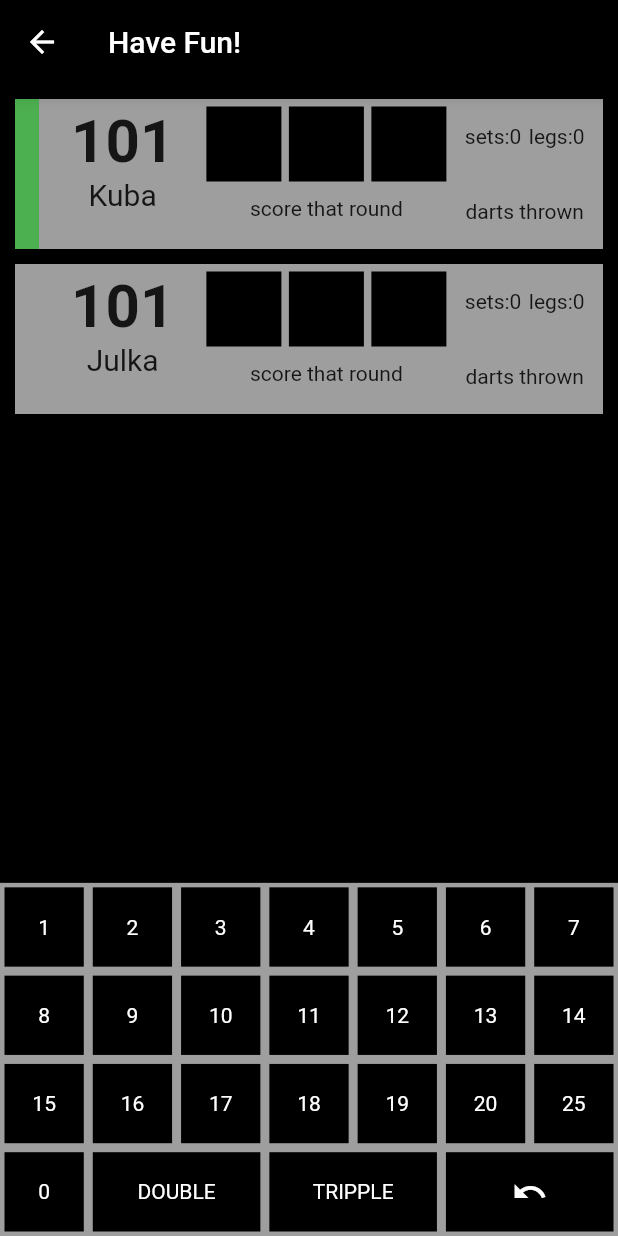
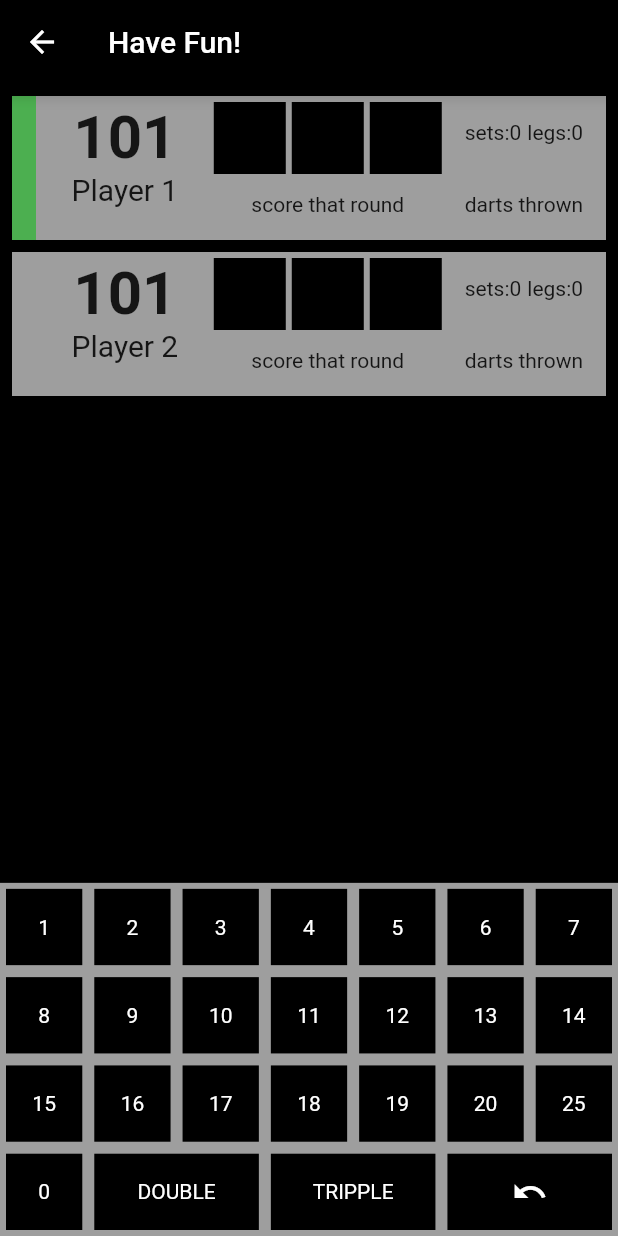
Before and after one commit to gazowanyjake/dart_app, a Flutter app: the screen it shows after launch, after a tap on "Start", on a phone screen of 412 x 824 dp. Run offline on Flutter 3.47's test engine with Material 2 defaults, Android fonts, the phone set to English and light mode, and no system bars; our stand-ins replace dropdown_button2.

Commit message:
style code improvement 2

```diff
--- a/lib/Models/player_model.dart
+++ b/lib/Models/player_model.dart
@@ -4,9 +4,7 @@ class PlayerModel {
   PlayerModel({
     required this.name,
     required this.score,
-    this.isPlaying = false,
   });
   final String name;
   int score;
-  bool isPlaying;
 }
--- a/lib/Providers/game.dart
+++ b/lib/Providers/game.dart
@@ -185,8 +185,8 @@ class Game with ChangeNotifier {
   //
 
   final List<String> _players = [
-    'Kuba',
-    'Julka',
+    'Player 1',
+    'Player 2',
   ];
 
   List<int> player0 = [];
--- a/lib/Screens/game_screen.dart
+++ b/lib/Screens/game_screen.dart
@@ -17,10 +17,7 @@ class GameScreen extends StatelessWidget {
   @override
   Widget build(BuildContext context) {
     final gameProvider = Provider.of<Game>(context)..createPlayersModels();
-    return ColoredBox(
-      color: Colors.grey,
-      child: SafeArea(
-        child: Scaffold(
+    return Scaffold(
         backgroundColor: Colors.black,
         appBar: AppBar(
           leading: IconButton(
@@ -32,7 +29,8 @@ class GameScreen extends StatelessWidget {
           title: const Text('Have Fun!'),
           backgroundColor: Colors.black,
         ),
-          body: gameProvider.winner
+        body: SafeArea(
+          child: gameProvider.winner
               ? WinnerAlert(gameProvider.winnerName)
               : Column(
                   mainAxisAlignment: MainAxisAlignment.spaceBetween,
@@ -53,7 +51,6 @@ class GameScreen extends StatelessWidget {
                   ],
                 ),
         ),
-      ),
     );
   }
 }
--- a/lib/Widgets/add_player_alert.dart
+++ b/lib/Widgets/add_player_alert.dart
@@ -17,46 +17,36 @@ class AddPlayerAlert extends StatelessWidget {
       backgroundColor: Colors.grey,
       title: Text(
         'Add a new Player!',
-        style: TextStyle(color: Theme.of(context).colorScheme.secondary),
+        style: Theme.of(context).textTheme.titleMedium,
       ),
       content: TextField(
         controller: addPlayerName,
         decoration: InputDecoration(
           hintText: "Player's name",
-          hintStyle: TextStyle(color: Theme.of(context).colorScheme.secondary),
+          hintStyle: Theme.of(context).textTheme.titleMedium,
         ),
       ),
       actions: [
         Consumer<Game>(
           builder: (context, gameProvider, child) {
-            if (gameProvider.players.length < 2) {
-              return TextButton(
-                child: const Text(
-                  'OK',
-                  style: TextStyle(
-                    fontSize: 20,
-                  ),
-                ),
-                onPressed: () {
+            return TextButton(
+              child: Text(
+                gameProvider.players.length < 2
+                    ? 'OK'
+                    : 'Max player count reached!',
+                style: Theme.of(context).textTheme.titleMedium,
+              ),
+              onPressed: () {
+                if (gameProvider.players.length < 2) {
                   gameProvider.addPlayer(addPlayerName.text);
                   Navigator.of(context).pop();
-                },
-              );
-            } else {
-              return TextButton(
-                child: const Text(
-                  'Max player count reached!',
-                  style: TextStyle(
-                    fontSize: 20,
-                  ),
-                ),
-                onPressed: () {
+                } else {
                   Navigator.of(context).pop();
-                },
-              );
-            }
+                }
+              },
+            );
           },
-        ),
+        )
       ],
     );
   }
--- a/lib/Widgets/button_score_keybord.dart
+++ b/lib/Widgets/button_score_keybord.dart
@@ -32,7 +32,7 @@ class ButtonScoreKeyboard extends StatelessWidget {
         },
         child: Container(
           alignment: Alignment.center,
-          margin: const EdgeInsets.all(3),
+          margin: const EdgeInsets.all(4),
           color: Colors.black,
           child: textContent != null
               ? Text(
--- a/lib/Widgets/dart_hit_score_container.dart
+++ b/lib/Widgets/dart_hit_score_container.dart
@@ -12,8 +12,8 @@ class DartHitScoreContainer extends StatelessWidget {
     return Container(
       alignment: Alignment.center,
       decoration: const BoxDecoration(color: Colors.black),
-      height: 50,
-      width: 50,
+      height: 48,
+      width: 48,
       child: hitScore == -1 ? null : Text(
         '$hitScore',
         style: const TextStyle(color: Colors.white),
--- a/lib/Widgets/game_settings.dart
+++ b/lib/Widgets/game_settings.dart
@@ -19,7 +19,7 @@ class GameSettings extends StatelessWidget {
         MyDropDownButton(
           title: 'Check-Out',
           list: checkOutList,
-          width: 140,
+          width: 148,
           color: Colors.red,
         ),
         MyDropDownButton(
--- a/lib/Widgets/my_drop_down_button.dart
+++ b/lib/Widgets/my_drop_down_button.dart
@@ -11,7 +11,7 @@ class MyDropDownButton extends StatefulWidget {
     required this.title,
     required this.list,
     this.onTap,
-    this.width = 65,
+    this.width = 72,
     this.color = Colors.blue,
     super.key,
   });
@@ -44,7 +44,7 @@ class _MyButtonState extends State<MyDropDownButton> {
         customButton: Column(
           children: [
             const SizedBox(
-              height: 5,
+              height: 4,
             ),
             Text(
               widget.title,
@@ -55,16 +55,12 @@ class _MyButtonState extends State<MyDropDownButton> {
             Container(
               alignment: Alignment.center,
               margin: const EdgeInsets.all(2),
-              height: 50,
+              height: 48,
               width: widget.width,
               decoration: BoxDecoration(color: widget.color),
               child: Text(
                 _dropDownValue,
-                style: TextStyle(
-                  color: Theme.of(context).colorScheme.secondary,
-                  fontWeight: FontWeight.bold,
-                  fontSize: 20,
-                ),
+                style: Theme.of(context).textTheme.titleMedium,
               ),
             ),
           ],
@@ -75,10 +71,7 @@ class _MyButtonState extends State<MyDropDownButton> {
             value: value,
             child: Text(
               value,
-              style: TextStyle(
-                color: Theme.of(context).colorScheme.secondary,
-                fontWeight: FontWeight.bold,
-              ),
+              style: Theme.of(context).textTheme.titleMedium,
             ),
           );
         }).toList(),
@@ -90,7 +83,7 @@ class _MyButtonState extends State<MyDropDownButton> {
           }) : null;
         },
         dropdownStyleData: DropdownStyleData(
-          maxHeight: 150,
+          maxHeight: 152,
           width: widget.width,
           offset: const Offset(2, 0),
           decoration: BoxDecoration(color: widget.color),
--- a/lib/Widgets/player_score_container.dart
+++ b/lib/Widgets/player_score_container.dart
@@ -22,8 +22,8 @@ class PlayerScoreContainer extends StatelessWidget {
     final gameProvider = Provider.of<Game>(context);
     final playerIndicator = gameProvider.currentPlayerIndicator(playerIndex);
     return Container(
-      margin: const EdgeInsets.only(left: 10, right: 10, top: 10),
-      height: 100,
+      margin: const EdgeInsets.only(left: 8, right: 8, top: 8),
+      height: 96,
       decoration: BoxDecoration(
         color: Colors.grey,
         border: Border(
@@ -34,11 +34,11 @@ class PlayerScoreContainer extends StatelessWidget {
         mainAxisAlignment: MainAxisAlignment.spaceEvenly,
         children: [
           SizedBox(
-            width: 87,
+            width: 88,
             child: Column(
               children: [
                 const SizedBox(
-                  height: 5,
+                  height: 4,
                 ),
                 Text(
                   '$playersScore',
@@ -57,7 +57,7 @@ class PlayerScoreContainer extends StatelessWidget {
           Column(
             children: [
               const SizedBox(
-                height: 5,
+                height: 4,
               ),
               Row(
                 children: [
@@ -65,13 +65,13 @@ class PlayerScoreContainer extends StatelessWidget {
                     gameProvider.returnHitScore1(playerIndex),
                   ),
                   const SizedBox(
-                    width: 5,
+                    width: 4,
                   ),
                   DartHitScoreContainer(
                     gameProvider.returnHitScore2(playerIndex),
                   ),
                   const SizedBox(
-                    width: 5,
+                    width: 4,
                   ),
                   DartHitScoreContainer(
                     gameProvider.returnHitScore3(playerIndex),
@@ -79,7 +79,7 @@ class PlayerScoreContainer extends StatelessWidget {
                 ],
               ),
               const SizedBox(
-                height: 10,
+                height: 12,
               ),
               const Text('score that round'),
             ],
@@ -91,7 +91,7 @@ class PlayerScoreContainer extends StatelessWidget {
                 children: const [
                   Text('sets:0'),
                   SizedBox(
-                    width: 5,
+                    width: 4,
                   ),
                   Text('legs:0'),
                 ],
--- a/lib/Widgets/start_button.dart
+++ b/lib/Widgets/start_button.dart
@@ -16,17 +16,13 @@ class StartButton extends StatelessWidget {
     return GestureDetector(
       child: Container(
         alignment: Alignment.center,
-        margin: const EdgeInsets.all(2),
-        height: 50,
-        width: 250,
+        margin: const EdgeInsets.all(4),
+        height: 48,
+        width: 248,
         decoration: const BoxDecoration(color: Colors.red),
         child: Text(
           'Start',
-          style: TextStyle(
-            color: Theme.of(context).colorScheme.secondary,
-            fontWeight: FontWeight.bold,
-            fontSize: 20,
-          ),
+          style: Theme.of(context).textTheme.titleMedium,
         ),
       ),
       onTap: () async {
```
Lines whose indentation alone changed are shown as unchanged.
